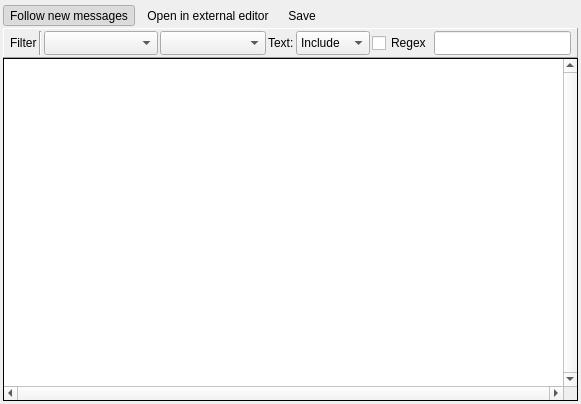
baldurk/renderdoc, file qrenderdoc/Windows/LogView.ui: the form before one commit.
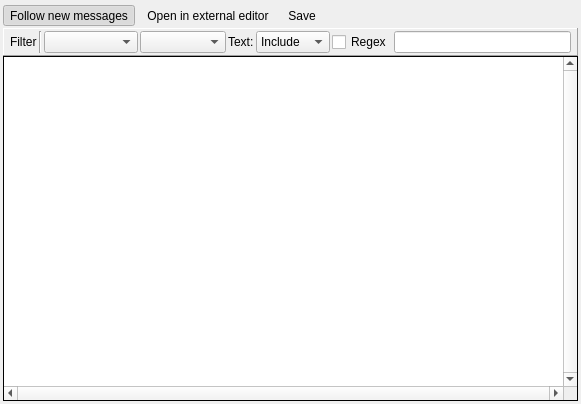
The form after the commit. Icons and pictures are not drawn. Custom widgets are drawn as their Qt base class.

Diff of the .ui file:
```diff
--- a/qrenderdoc/Windows/LogView.ui
+++ b/qrenderdoc/Windows/LogView.ui
@@ -170,7 +170,7 @@
            </sizepolicy>
           </property>
           <property name="sizeAdjustPolicy">
-           <enum>QComboBox::AdjustToMinimumContentsLengthWithIcon</enum>
+           <enum>QComboBox::AdjustToContents</enum>
           </property>
           <property name="minimumContentsLength">
            <number>8</number>
@@ -189,7 +189,7 @@
            <number>5</number>
           </property>
           <property name="sizeAdjustPolicy">
-           <enum>QComboBox::AdjustToMinimumContentsLengthWithIcon</enum>
+           <enum>QComboBox::AdjustToContents</enum>
           </property>
           <property name="minimumContentsLength">
            <number>7</number>
```
